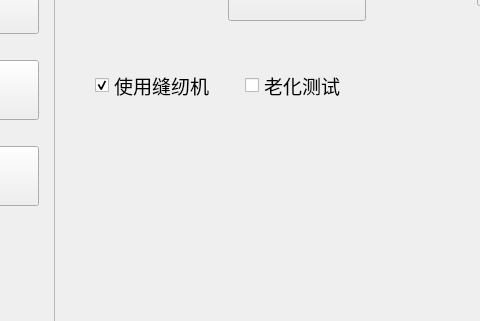
Above: ui/developer_widget.ui from Mrjiong-ff/syt_hmi before the change; both pictures show x 238 to 718 and y 209 to 530 of the 1221 by 736 pixel window. Below: the same form after it.
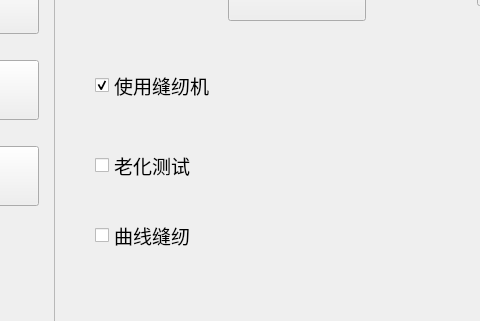
That is the form after the change. The open tabs and pages were chosen to show the change. Custom widgets are drawn as their Qt base class.

Commit message: feat:增加曲线缝纫

```diff
--- a/ui/developer_widget.ui
+++ b/ui/developer_widget.ui
@@ -3946,8 +3946,8 @@
         <widget class="QCheckBox" name="pressure_test_check_box">
          <property name="geometry">
           <rect>
-           <x>190</x>
-           <y>180</y>
+           <x>40</x>
+           <y>260</y>
            <width>141</width>
            <height>51</height>
           </rect>
@@ -3964,7 +3964,7 @@
           <bool>false</bool>
          </property>
         </widget>
-        <widget class="QWidget" name="">
+        <widget class="QWidget" name="layoutWidget_1000">
          <property name="geometry">
           <rect>
            <x>40</x>
@@ -4057,7 +4057,7 @@
           </item>
          </layout>
         </widget>
-        <widget class="QWidget" name="">
+        <widget class="QWidget" name="layoutWidget">
          <property name="geometry">
           <rect>
            <x>500</x>
@@ -4192,6 +4192,24 @@
           </item>
          </layout>
         </widget>
+        <widget class="QCheckBox" name="curve_sewing_check_box">
+         <property name="geometry">
+          <rect>
+           <x>40</x>
+           <y>330</y>
+           <width>131</width>
+           <height>51</height>
+          </rect>
+         </property>
+         <property name="font">
+          <font>
+           <pointsize>14</pointsize>
+          </font>
+         </property>
+         <property name="text">
+          <string>曲线缝纫</string>
+         </property>
+        </widget>
        </widget>
       </widget>
      </item>
```
The commit also changes 3 other files.
